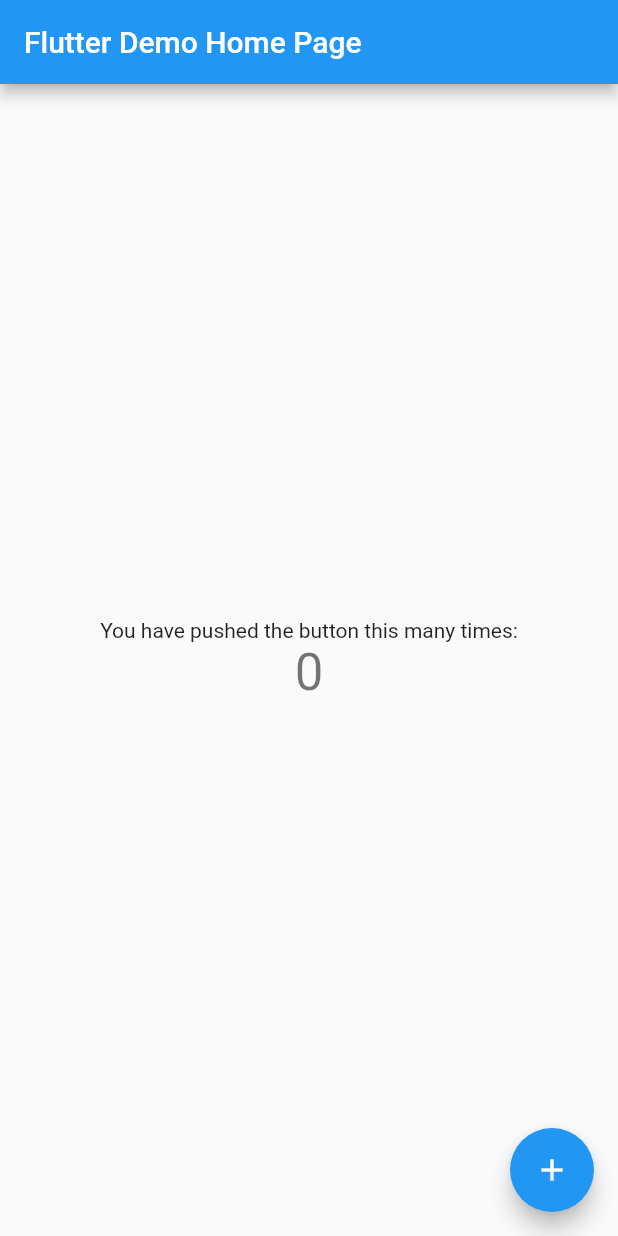
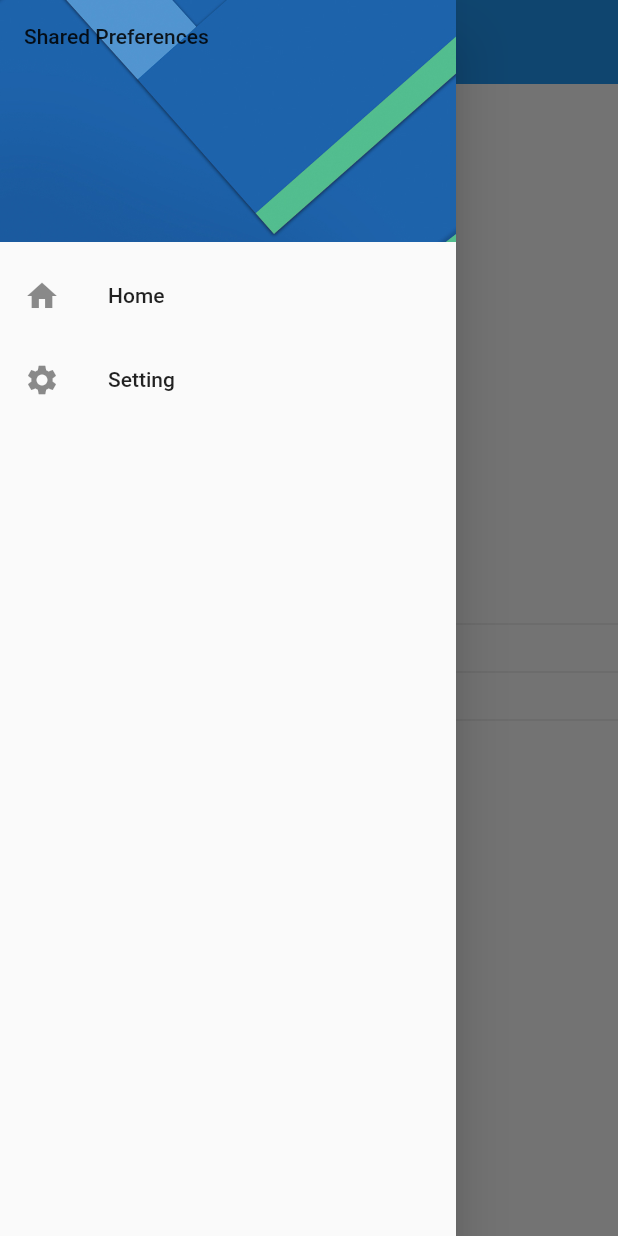
Before and after one commit to manuelduarte077/preferences_app, a Flutter app: the screen it shows after launch, with the side drawer open (before the commit the screen has no drawer), on a phone screen of 412 x 824 dp. Run offline on Flutter 3.47's test engine with Material 2 defaults, Android fonts, the phone set to English and light mode, and no system bars; our stand-ins replace shared_preferences.

Commit message:
shared preferences (#1)
* chore: project setup

* :sparkles: creando menu lateral

* screen design

* :lipstick: add operate the radio and switch buttons

* :heavy_plus_sign: feat: shared preferences

* feat: add preferences theme and gender

* chore: cambiando el tema de forma dinamica

```diff
--- /dev/null
+++ b/lib/app/app.dart
@@ -0,0 +1,21 @@
+import 'package:flutter/material.dart';
+import 'package:preferences_app/providers/theme_provider.dart';
+import 'package:preferences_app/screens/screens.dart';
+import 'package:provider/provider.dart';
+
+class MyApp extends StatelessWidget {
+  const MyApp({Key? key}) : super(key: key);
+
+  @override
+  Widget build(BuildContext context) {
+    return MaterialApp(
+      debugShowCheckedModeBanner: false,
+      initialRoute: HomeScreen.routeName,
+      routes: {
+        HomeScreen.routeName: (context) => const HomeScreen(),
+        SettingScreen.routeName: (context) => const SettingScreen(),
+      },
+      theme: Provider.of<ThemeProvider>(context).currentTheme,
+    );
+  }
+}
--- a/lib/main.dart
+++ b/lib/main.dart
@@ -1,115 +1,23 @@
 import 'package:flutter/material.dart';
+import 'package:preferences_app/app/app.dart';
+import 'package:preferences_app/providers/theme_provider.dart';
+import 'package:preferences_app/shared/preferences.dart';
+import 'package:provider/provider.dart';
 
-void main() {
-  runApp(const MyApp());
+void main() async {
+  WidgetsFlutterBinding.ensureInitialized();
+
+  await Preferences.init();
+
+  runApp(
+    MultiProvider(
+      providers: [
+        ChangeNotifierProvider(
+          create: (context) =>
+              ThemeProvider(isDarkMode: Preferences.isDarkMode),
+        ),
+      ],
+      child: const MyApp(),
+    ),
+  );
 }
-
-class MyApp extends StatelessWidget {
-  const MyApp({Key? key}) : super(key: key);
-
-  // This widget is the root of your application.
-  @override
-  Widget build(BuildContext context) {
-    return MaterialApp(
-      title: 'Flutter Demo',
-      theme: ThemeData(
-        // This is the theme of your application.
-        //
-        // Try running your application with "flutter run". You'll see the
-        // application has a blue toolbar. Then, without quitting the app, try
-        // changing the primarySwatch below to Colors.green and then invoke
-        // "hot reload" (press "r" in the console where you ran "flutter run",
-        // or simply save your changes to "hot reload" in a Flutter IDE).
-        // Notice that the counter didn't reset back to zero; the application
-        // is not restarted.
-        primarySwatch: Colors.blue,
-      ),
-      home: const MyHomePage(title: 'Flutter Demo Home Page'),
-    );
-  }
-}
-
-class MyHomePage extends StatefulWidget {
-  const MyHomePage({Key? key, required this.title}) : super(key: key);
-
-  // This widget is the home page of your application. It is stateful, meaning
-  // that it has a State object (defined below) that contains fields that affect
-  // how it looks.
-
-  // This class is the configuration for the state. It holds the values (in this
-  // case the title) provided by the parent (in this case the App widget) and
-  // used by the build method of the State. Fields in a Widget subclass are
-  // always marked "final".
-
-  final String title;
-
-  @override
-  State<MyHomePage> createState() => _MyHomePageState();
-}
-
-class _MyHomePageState extends State<MyHomePage> {
-  int _counter = 0;
-
-  void _incrementCounter() {
-    setState(() {
-      // This call to setState tells the Flutter framework that something has
-      // changed in this State, which causes it to rerun the build method below
-      // so that the display can reflect the updated values. If we changed
-      // _counter without calling setState(), then the build method would not be
-      // called again, and so nothing would appear to happen.
-      _counter++;
-    });
-  }
-
-  @override
-  Widget build(BuildContext context) {
-    // This method is rerun every time setState is called, for instance as done
-    // by the _incrementCounter method above.
-    //
-    // The Flutter framework has been optimized to make rerunning build methods
-    // fast, so that you can just rebuild anything that needs updating rather
-    // than having to individually change instances of widgets.
-    return Scaffold(
-      appBar: AppBar(
-        // Here we take the value from the MyHomePage object that was created by
-        // the App.build method, and use it to set our appbar title.
-        title: Text(widget.title),
-      ),
-      body: Center(
-        // Center is a layout widget. It takes a single child and positions it
-        // in the middle of the parent.
-        child: Column(
-          // Column is also a layout widget. It takes a list of children and
-          // arranges them vertically. By default, it sizes itself to fit its
-          // children horizontally, and tries to be as tall as its parent.
-          //
-          // Invoke "debug painting" (press "p" in the console, choose the
-          // "Toggle Debug Paint" action from the Flutter Inspector in Android
-          // Studio, or the "Toggle Debug Paint" command in Visual Studio Code)
-          // to see the wireframe for each widget.
-          //
-          // Column has various properties to control how it sizes itself and
-          // how it positions its children. Here we use mainAxisAlignment to
-          // center the children vertically; the main axis here is the vertical
-          // axis because Columns are vertical (the cross axis would be
-          // horizontal).
-          mainAxisAlignment: MainAxisAlignment.center,
-          children: <Widget>[
-            const Text(
-              'You have pushed the button this many times:',
-            ),
-            Text(
-              '$_counter',
-              style: Theme.of(context).textTheme.headline4,
-            ),
-          ],
-        ),
-      ),
-      floatingActionButton: FloatingActionButton(
-        onPressed: _incrementCounter,
-        tooltip: 'Increment',
-        child: const Icon(Icons.add),
-      ), // This trailing comma makes auto-formatting nicer for build methods.
-    );
-  }
-}
--- /dev/null
+++ b/lib/providers/theme_provider.dart
@@ -0,0 +1,19 @@
+import 'package:flutter/material.dart';
+
+class ThemeProvider with ChangeNotifier {
+  ThemeData currentTheme;
+
+  ThemeProvider({
+    required bool isDarkMode,
+  }) : currentTheme = isDarkMode ? ThemeData.dark() : ThemeData.light();
+
+  setLightMode() {
+    currentTheme = ThemeData.light();
+    notifyListeners();
+  }
+
+  setDarkMode() {
+    currentTheme = ThemeData.dark();
+    notifyListeners();
+  }
+}
--- /dev/null
+++ b/lib/screens/home_screen.dart
@@ -0,0 +1,30 @@
+import 'package:flutter/material.dart';
+import 'package:preferences_app/shared/preferences.dart';
+import 'package:preferences_app/widgets/side_menu.dart';
+
+class HomeScreen extends StatelessWidget {
+  static const String routeName = 'Home';
+  const HomeScreen({Key? key}) : super(key: key);
+
+  @override
+  Widget build(BuildContext context) {
+    return Scaffold(
+      appBar: AppBar(
+        elevation: 0,
+        title: const Text('HomeScreen'),
+      ),
+      drawer: const SideMenu(),
+      body: Column(
+        mainAxisAlignment: MainAxisAlignment.center,
+        children: <Widget>[
+          Text('isDarkMode: ${Preferences.isDarkMode}'),
+          const Divider(),
+          Text('Genero: ${Preferences.gender}'),
+          const Divider(),
+          Text('Nombre: ${Preferences.name}'),
+          const Divider(),
+        ],
+      ),
+    );
+  }
+}
--- /dev/null
+++ b/lib/screens/screens.dart
@@ -0,0 +1,2 @@
+export 'package:preferences_app/screens/home_screen.dart';
+export 'package:preferences_app/screens/settings_screen.dart';
--- /dev/null
+++ b/lib/shared/preferences.dart
@@ -0,0 +1,46 @@
+import 'package:shared_preferences/shared_preferences.dart';
+
+class Preferences {
+  //  Crearme las preferencias
+  static late SharedPreferences _prefs;
+
+  // Prppiedades
+  static String _name = '';
+  static bool _isDarkMode = false;
+  static int _gender = 1;
+
+  static Future init() async {
+    _prefs = await SharedPreferences.getInstance();
+  }
+
+  // Exponerlos mediante getter y setter
+  // Name Preferences
+  static String get name {
+    return _prefs.getString('name') ?? _name;
+  }
+
+  static set name(String name) {
+    _name = name;
+    _prefs.setString('name', name);
+  }
+
+  // Dark Mode
+  static bool get isDarkMode {
+    return _prefs.getBool('isDarkMode') ?? _isDarkMode;
+  }
+
+  static set isDarkMode(bool value) {
+    _isDarkMode = value;
+    _prefs.setBool('isDarkMode', value);
+  }
+
+  // Preferencias de genero
+  static int get gender {
+    return _prefs.getInt('gender') ?? _gender;
+  }
+
+  static set gender(int gender) {
+    _gender = gender;
+    _prefs.setInt('gender', gender);
+  }
+}
--- /dev/null
+++ b/lib/widgets/side_menu.dart
@@ -0,0 +1,51 @@
+import 'package:flutter/material.dart';
+import 'package:preferences_app/screens/screens.dart';
+
+class SideMenu extends StatelessWidget {
+  const SideMenu({Key? key}) : super(key: key);
+
+  @override
+  Widget build(BuildContext context) {
+    return Drawer(
+      child: ListView(
+        padding: EdgeInsets.zero,
+        children: <Widget>[
+          const _DrawerHeaderWidget(),
+          ListTile(
+            title: const Text('Home'),
+            leading: const Icon(Icons.home),
+            onTap: () {
+              Navigator.pushNamed(context, HomeScreen.routeName);
+            },
+          ),
+          ListTile(
+            title: const Text('Setting'),
+            leading: const Icon(Icons.settings),
+            onTap: () {
+              Navigator.pushReplacementNamed(context, SettingScreen.routeName);
+            },
+          ),
+        ],
+      ),
+    );
+  }
+}
+
+class _DrawerHeaderWidget extends StatelessWidget {
+  const _DrawerHeaderWidget({
+    Key? key,
+  }) : super(key: key);
+
+  @override
+  Widget build(BuildContext context) {
+    return const DrawerHeader(
+      child: Text('Shared Preferences'),
+      decoration: BoxDecoration(
+        image: DecorationImage(
+          image: AssetImage('assets/menu-img.jpeg'),
+          fit: BoxFit.cover,
+        ),
+      ),
+    );
+  }
+}
--- /dev/null
+++ b/lib/widgets/widgets.dart
@@ -0,0 +1 @@
+export 'package:preferences_app/widgets/side_menu.dart';
```
Also changed, not shown: lib/screens/settings_screen.dart (added, +88 -0 lines), pubspec.yaml (+8 -70 lines), assets/menu-img.jpeg (added), pubspec.lock, 8 other files.
